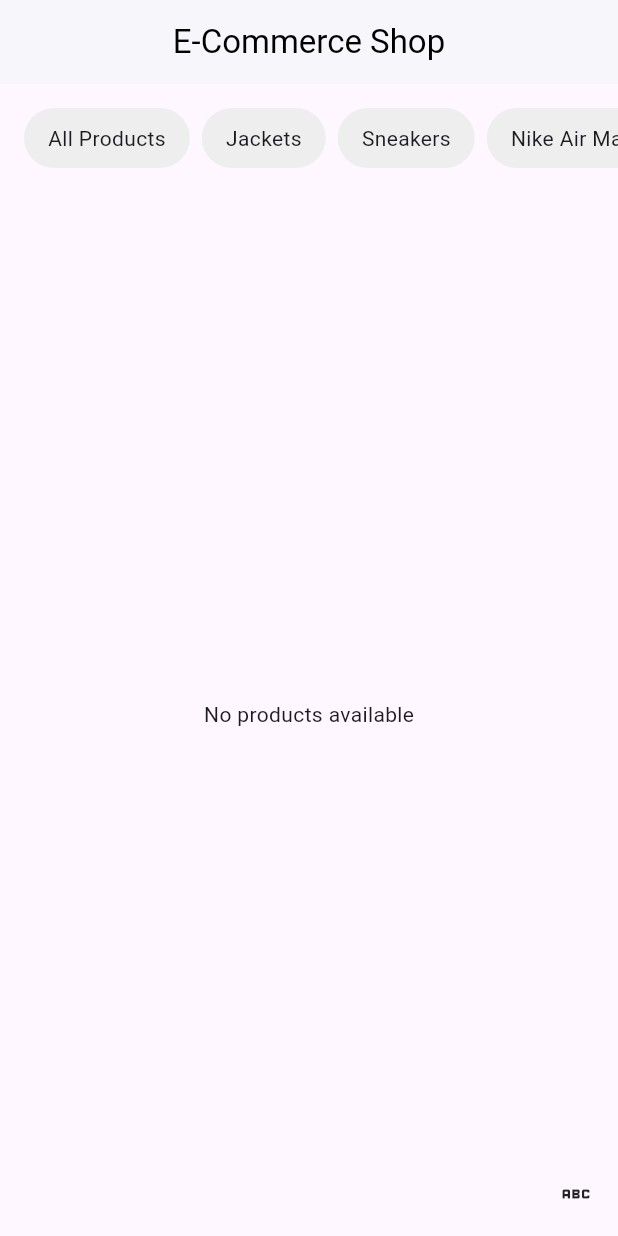
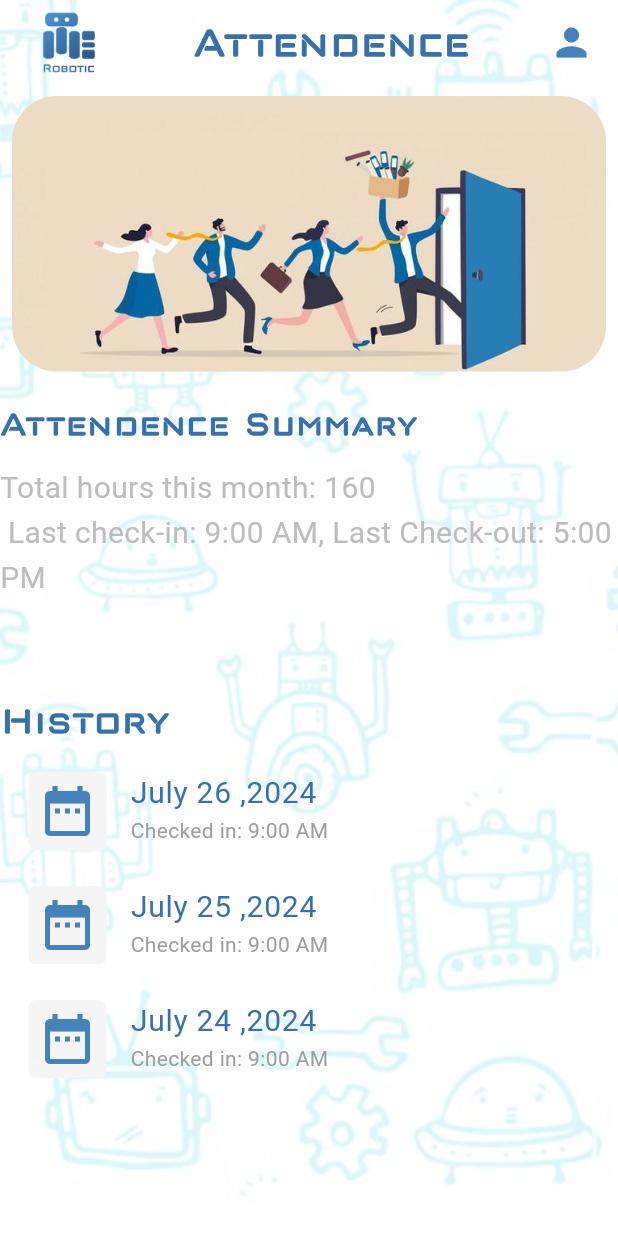
Before and after one commit to M-ZakariaNa-K/flutter-example, a Flutter app: the screen it shows after launch, on a phone screen of 412 x 824 dp. Run offline on Flutter 3.47's test engine with Material 3 defaults, Android fonts, the phone set to English and light mode, and no system bars; our stand-ins replace dio, get; Roboto replaces fonts that are missing (Poppins).

Commit message:
finish Attendence UI

```diff
--- a/lib/main.dart
+++ b/lib/main.dart
@@ -1,3 +1,4 @@
+import 'package:example/view/attendence_view.dart';
 import 'package:example/view/home_view.dart';
 import 'package:flutter/material.dart';
 import 'package:get/get.dart';
@@ -17,7 +18,7 @@ class MyApp extends StatelessWidget {
         primarySwatch: Colors.blue,
         fontFamily: 'Poppins',
       ),
-      home: HomePage(),
+      home: AttendenceView(),
     );
   }
 }
--- /dev/null
+++ b/lib/view/attendence_view.dart
@@ -0,0 +1,184 @@
+import 'package:flutter/material.dart';
+
+class AttendenceView extends StatelessWidget {
+  const AttendenceView({super.key});
+
+  @override
+  Widget build(BuildContext context) {
+    return Scaffold(
+    extendBodyBehindAppBar: true,
+      appBar: AppBar(
+        backgroundColor: Colors.transparent,
+        elevation: 0,
+        title: Row(
+          mainAxisAlignment: MainAxisAlignment.spaceBetween,
+          children: [
+            Image(
+              image: AssetImage('assets/images/LogoRobotic.png'),
+              height: 60,
+              width: 60,
+            ),
+            Text(
+                'Attendence',
+                style: TextStyle(
+                    color: Color(0xFF3671AA),
+                    fontSize: 33,
+                    fontFamily: 'NeoLatina',
+                    fontWeight: FontWeight.bold
+                )
+            ),
+            Icon(
+              Icons.person,
+              size: 30,
+              color: Color(0XFF4382bb),
+            ),
+          ],
+        ),
+      ),
+      body:Container(
+        decoration: BoxDecoration(
+          image: DecorationImage(image: AssetImage('assets/images/Background.jpg'),
+          fit: BoxFit.cover,
+          colorFilter: ColorFilter.mode(Colors.white.withOpacity(0.5), BlendMode.srcOver)
+        ),
+        ),
+        child: SafeArea(
+        child: Column(
+          crossAxisAlignment: CrossAxisAlignment.start,
+          children: [
+            Padding(
+        padding: EdgeInsets.all(8),
+        child:
+         ClipRRect(
+           borderRadius: BorderRadius.circular(30),
+            child: Image(
+            image: AssetImage('assets/images/att.jpg'),
+          ),
+        ),
+      ),
+            Text(
+                'Attendence Summary',
+              style: TextStyle(
+                  color: Color(0xFF3671AA),
+                  fontSize: 27,
+                  fontFamily: 'NeoLatina',
+                  fontWeight: FontWeight.bold,
+                  height: 2,
+              ),
+            ),
+            Text('Total hours this month: 160\n Last check-in: 9:00 AM, Last Check-out: 5:00 PM',
+           style: TextStyle(
+             color: Colors.grey[400],
+             fontSize: 20,
+             height: 1.5,
+           ),
+            ),
+           Padding(padding: EdgeInsets.only(top: 60),
+           child:Text(
+             'History',
+             style: TextStyle(
+               color: Color(0xFF3671AA),
+               fontSize: 30,
+               fontFamily: 'NeoLatina',
+               fontWeight: FontWeight.bold,
+
+             ),
+           ),
+           ),
+            Card(
+              color: Colors.transparent,
+              elevation: 0,
+              margin: EdgeInsets.symmetric(vertical: 2, horizontal: 3),
+              child: ListTile(
+              leading:   Container(
+                        padding: EdgeInsets.all(6),
+                        decoration: BoxDecoration(
+                          color: Colors.grey[100],
+                          borderRadius: BorderRadius.circular(5),
+                        ),
+                        child: Icon(
+                        Icons.date_range,
+                        size: 40,
+                        color: Color(0XFF4382bb),
+                      ),
+                      ),
+                title: Text(
+                          'July 26 ,2024',
+                        style: TextStyle(
+                            fontSize: 20,
+                        color: Color(0xFF3671AA),
+                        ),
+                      ),
+                subtitle: Text(
+                  "Checked in: 9:00 AM",
+                  style: TextStyle(color: Colors.grey[500]),
+                ),
+              ),
+            ),
+            Card(
+              color: Colors.transparent,
+              elevation: 0,
+              margin: EdgeInsets.symmetric(vertical: 2, horizontal: 3),
+              child: ListTile(
+                leading:   Container(
+                  padding: EdgeInsets.all(6),
+                  decoration: BoxDecoration(
+                    color: Colors.grey[100],
+                    borderRadius: BorderRadius.circular(5),
+                  ),
+                  child: Icon(
+                    Icons.date_range,
+                    size: 40,
+                    color: Color(0XFF4382bb),
+                  ),
+                ),
+                title: Text(
+                  'July 25 ,2024',
+                  style: TextStyle(
+                    fontSize: 20,
+                    color: Color(0xFF3671AA),
+                  ),
+                ),
+                subtitle: Text(
+                  "Checked in: 9:00 AM",
+                  style: TextStyle(color: Colors.grey[500]),
+                ),
+              ),
+            ),
+            Card(
+              color: Colors.transparent,
+              elevation: 0,
+              margin: EdgeInsets.symmetric(vertical: 2, horizontal: 3),
+              child: ListTile(
+                leading:   Container(
+                  padding: EdgeInsets.all(6),
+                  decoration: BoxDecoration(
+                    color: Colors.grey[100],
+                    borderRadius: BorderRadius.circular(5),
+                  ),
+                  child: Icon(
+                    Icons.date_range,
+                    size: 40,
+                    color: Color(0XFF4382bb),
+                  ),
+                ),
+                title: Text(
+                  'July 24 ,2024',
+                  style: TextStyle(
+                    fontSize: 20,
+                    color: Color(0xFF3671AA),
+                  ),
+                ),
+                subtitle: Text(
+                  "Checked in: 9:00 AM",
+                  style: TextStyle(color: Colors.grey[500]),
+                ),
+              ),
+            ),
+          ],
+        ),
+        ),
+      ),
+    );
+  }
+}
```
Also changed, not shown: pubspec.yaml (+10 -7 lines), assets/font/neo-latina-demo-FFP.ttf (added), assets/images/Background.jpg (added), assets/images/LogoRobotic.png (added), assets/images/att.jpg (added), pubspec.lock, 2 other files.
